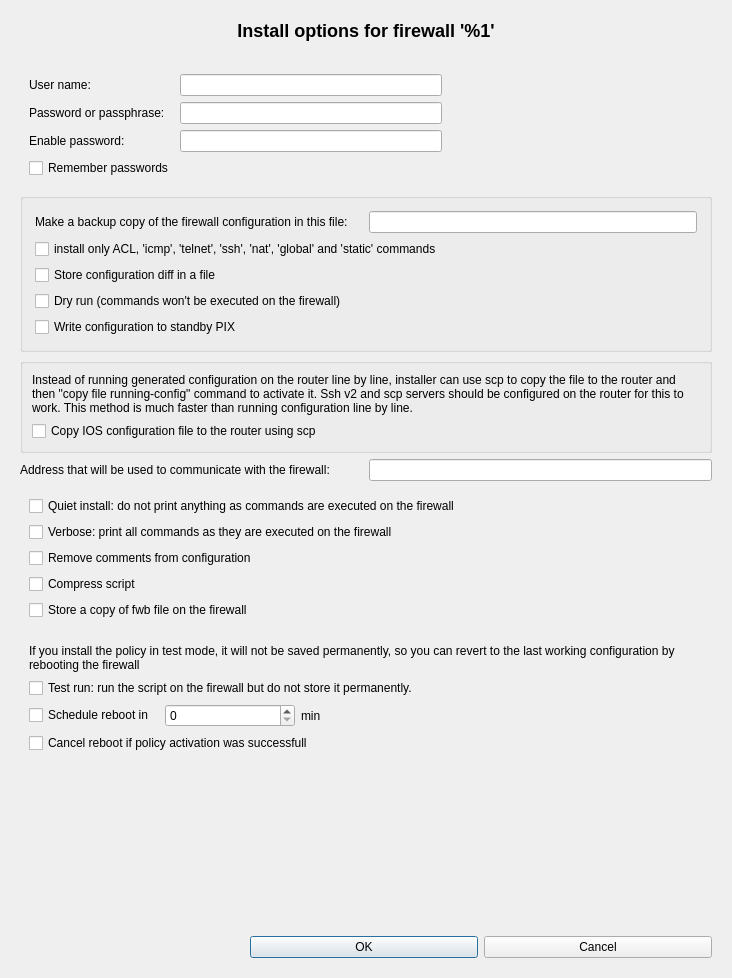
Old version of the form src/gui/instoptionsdialog_q.ui in the repository fwbuilder/fwbuilder.
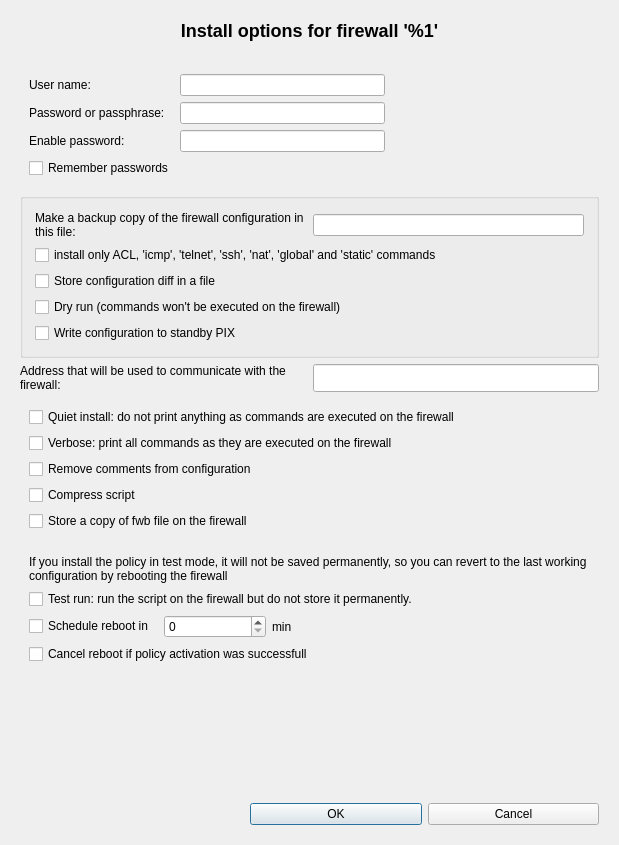
New version of the form.

```diff
--- a/src/gui/instoptionsdialog_q.ui
+++ b/src/gui/instoptionsdialog_q.ui
@@ -5,8 +5,8 @@
    <rect>
     <x>0</x>
     <y>0</y>
-    <width>732</width>
-    <height>978</height>
+    <width>619</width>
+    <height>845</height>
    </rect>
   </property>
   <property name="sizePolicy" >
@@ -254,33 +254,7 @@
         </layout>
        </widget>
       </item>
-      <item row="2" column="0" colspan="2" >
-       <widget class="QGroupBox" name="IOSgroupBox" >
-        <property name="title" >
-         <string/>
-        </property>
-        <layout class="QGridLayout" name="gridLayout_2" >
-         <item row="0" column="0" >
-          <widget class="QLabel" name="label" >
-           <property name="text" >
-            <string>Instead of running generated configuration on the router line by line, installer can use scp to copy the file to the router and then "copy file running-config" command to activate it. Ssh v2 and scp servers should be configured on the router for this to work. This method is much faster than running configuration line by line.</string>
-           </property>
-           <property name="wordWrap" >
-            <bool>true</bool>
-           </property>
-          </widget>
-         </item>
-         <item row="1" column="0" >
-          <widget class="QCheckBox" name="use_scp" >
-           <property name="text" >
-            <string>Copy IOS configuration file to the router using scp</string>
-           </property>
-          </widget>
-         </item>
-        </layout>
-       </widget>
-      </item>
-      <item row="3" column="0" >
+      <item row="2" column="0" >
        <widget class="QLabel" name="altAddressLabel" >
         <property name="sizePolicy" >
          <sizepolicy vsizetype="Preferred" hsizetype="Expanding" >
@@ -299,7 +273,7 @@
         </property>
        </widget>
       </item>
-      <item row="3" column="1" >
+      <item row="2" column="1" >
        <widget class="QLineEdit" name="altAddress" >
         <property name="minimumSize" >
          <size>
@@ -315,7 +289,7 @@
         </property>
        </widget>
       </item>
-      <item row="4" column="0" colspan="2" >
+      <item row="3" column="0" colspan="2" >
        <widget class="QFrame" name="generalOptionsBox" >
         <property name="sizePolicy" >
          <sizepolicy vsizetype="Fixed" hsizetype="Preferred" >
@@ -368,7 +342,7 @@
         </layout>
        </widget>
       </item>
-      <item row="5" column="0" colspan="2" >
+      <item row="4" column="0" colspan="2" >
        <widget class="QFrame" name="testOptionsBox" >
         <property name="sizePolicy" >
          <sizepolicy vsizetype="Fixed" hsizetype="Preferred" >
@@ -472,7 +446,7 @@
         </layout>
        </widget>
       </item>
-      <item row="6" column="0" colspan="2" >
+      <item row="5" column="0" colspan="2" >
        <spacer name="verticalSpacer" >
         <property name="orientation" >
          <enum>Qt::Vertical</enum>
@@ -480,7 +454,7 @@
         <property name="sizeHint" stdset="0" >
          <size>
           <width>568</width>
-          <height>28</height>
+          <height>37</height>
          </size>
         </property>
        </spacer>
```
